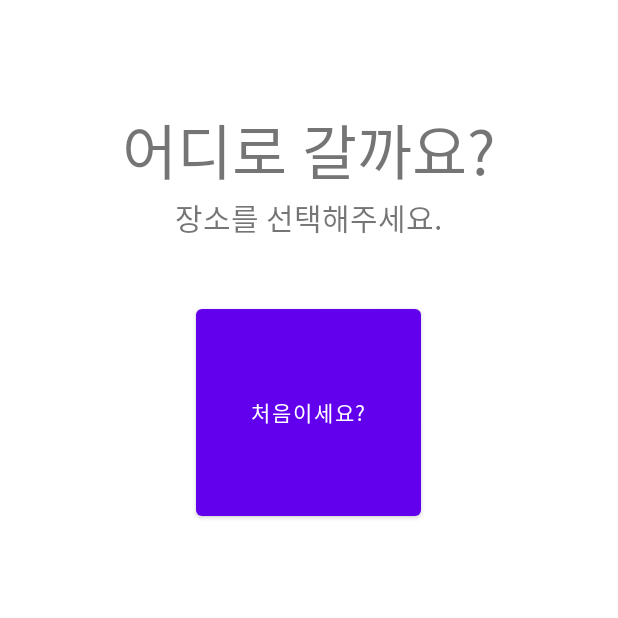
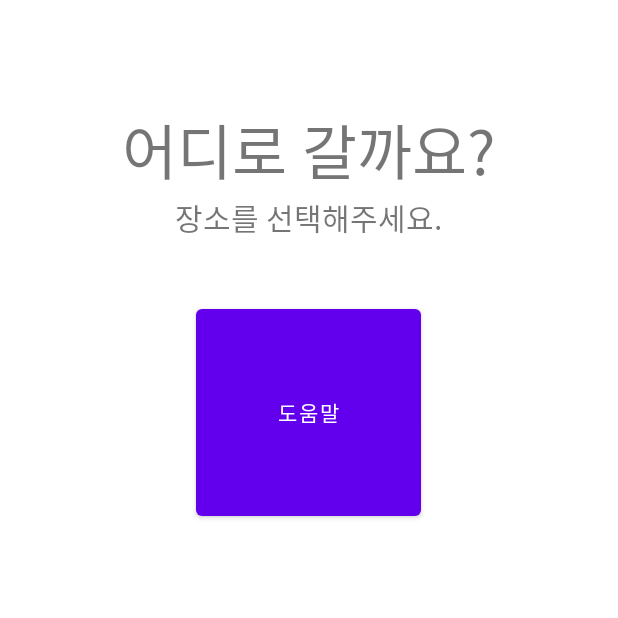
Before and after one commit to xodus5/key_1, an Android app: the screen it shows after launch (MainActivity), on a phone screen of 412 x 824 dp, the top half of it. Run offline under Robolectric (Android 15) with nearby library versions, the phone set to English and light mode, and no system bars.

Commit message:
처음이세요? -> 도움말

```diff
--- a/app/src/main/res/layout/activity_main.xml
+++ b/app/src/main/res/layout/activity_main.xml
@@ -32,7 +32,7 @@
             android:layout_width="150dp"
             android:layout_height="150dp"
             android:layout_marginTop="20dp"
-            android:text="처음이세요?"/>
+            android:text="도움말"/>
     </LinearLayout>
 
     <GridLayout
```
